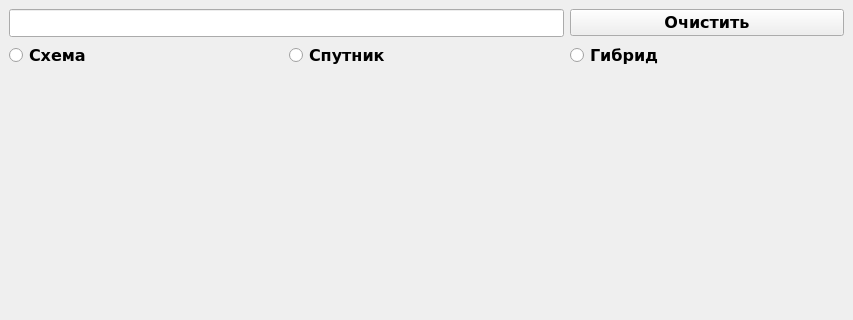
genhost/yandex-maps, file main.ui: the form before one commit; both pictures show x 0 to 853 and y 0 to 320 of the 853 by 650 pixel window.
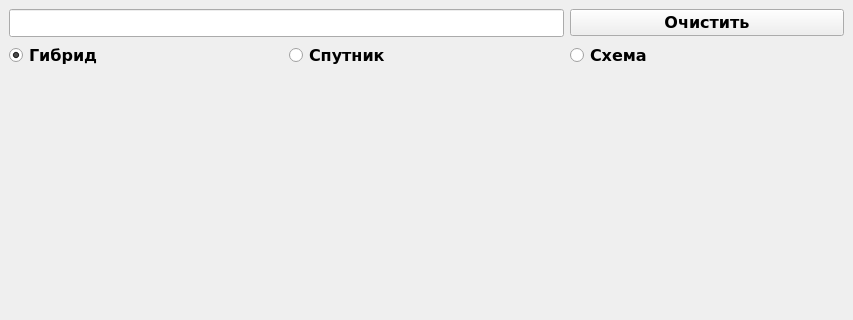
The form after the commit. Icons and pictures are not drawn.

Commit message: set default mode

```diff
--- a/main.ui
+++ b/main.ui
@@ -71,25 +71,6 @@
         </property>
        </widget>
       </item>
-      <item row="1" column="0">
-       <widget class="QRadioButton" name="schematic">
-        <property name="font">
-         <font>
-          <family>DejaVu Sans</family>
-          <pointsize>12</pointsize>
-          <weight>75</weight>
-          <bold>true</bold>
-         </font>
-        </property>
-        <property name="text">
-         <string>Схема</string>
-        </property>
-        <property name="icon">
-         <iconset>
-          <normaloff>data/icons/schematic.png</normaloff>data/icons/schematic.png</iconset>
-        </property>
-       </widget>
-      </item>
       <item row="1" column="1">
        <widget class="QRadioButton" name="satellite">
         <property name="font">
@@ -110,6 +91,28 @@
        </widget>
       </item>
       <item row="1" column="2">
+       <widget class="QRadioButton" name="schematic">
+        <property name="font">
+         <font>
+          <family>DejaVu Sans</family>
+          <pointsize>12</pointsize>
+          <weight>75</weight>
+          <bold>true</bold>
+         </font>
+        </property>
+        <property name="text">
+         <string>Схема</string>
+        </property>
+        <property name="icon">
+         <iconset>
+          <normaloff>data/icons/schematic.png</normaloff>data/icons/schematic.png</iconset>
+        </property>
+        <attribute name="buttonGroup">
+         <string notr="true">buttonGroup</string>
+        </attribute>
+       </widget>
+      </item>
+      <item row="1" column="0">
        <widget class="QRadioButton" name="hybrid">
         <property name="font">
          <font>
@@ -126,6 +129,31 @@
          <iconset>
           <normaloff>data/icons/cube.png</normaloff>data/icons/cube.png</iconset>
         </property>
+        <property name="checked">
+         <bool>true</bool>
+        </property>
+        <attribute name="buttonGroup">
+         <string notr="true">buttonGroup</string>
+        </attribute>
+       </widget>
+      </item>
+      <item row="2" column="0" rowspan="2" colspan="3">
+       <widget class="QLabel" name="map">
+        <property name="sizePolicy">
+         <sizepolicy hsizetype="Preferred" vsizetype="Preferred">
+          <horstretch>0</horstretch>
+          <verstretch>0</verstretch>
+         </sizepolicy>
+        </property>
+        <property name="minimumSize">
+         <size>
+          <width>0</width>
+          <height>0</height>
+         </size>
+        </property>
+        <property name="text">
+         <string/>
+        </property>
        </widget>
       </item>
      </layout>
```
Left out of the diff: 25 changed lines with no effect on the pictures. The commit also changes 1 other file.
